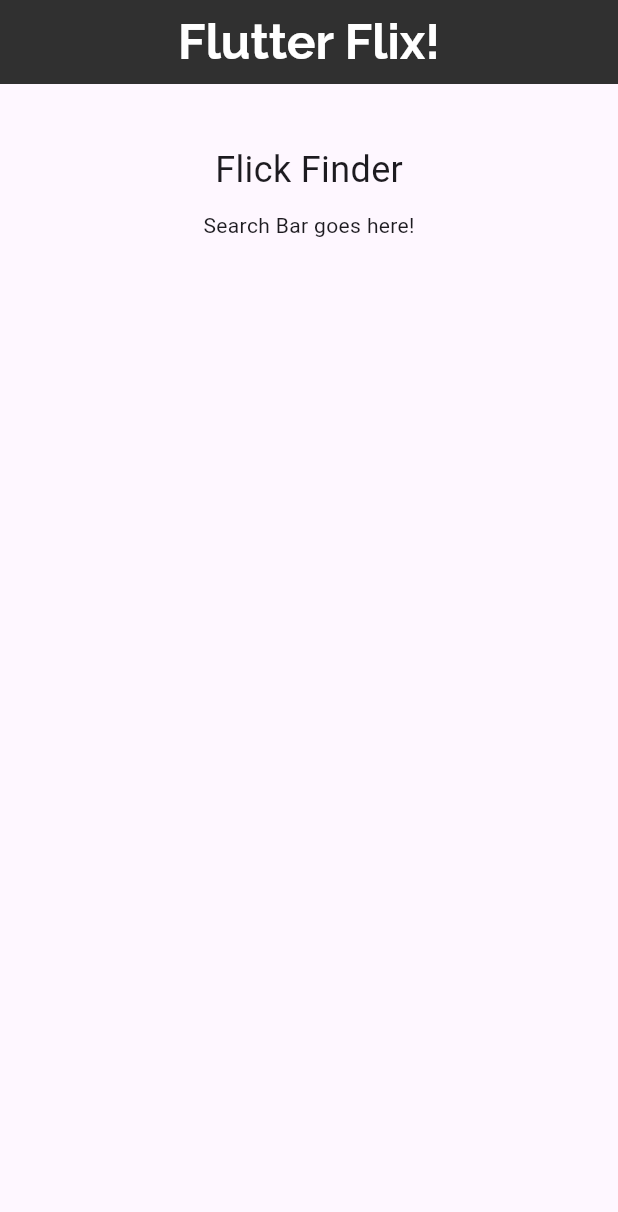
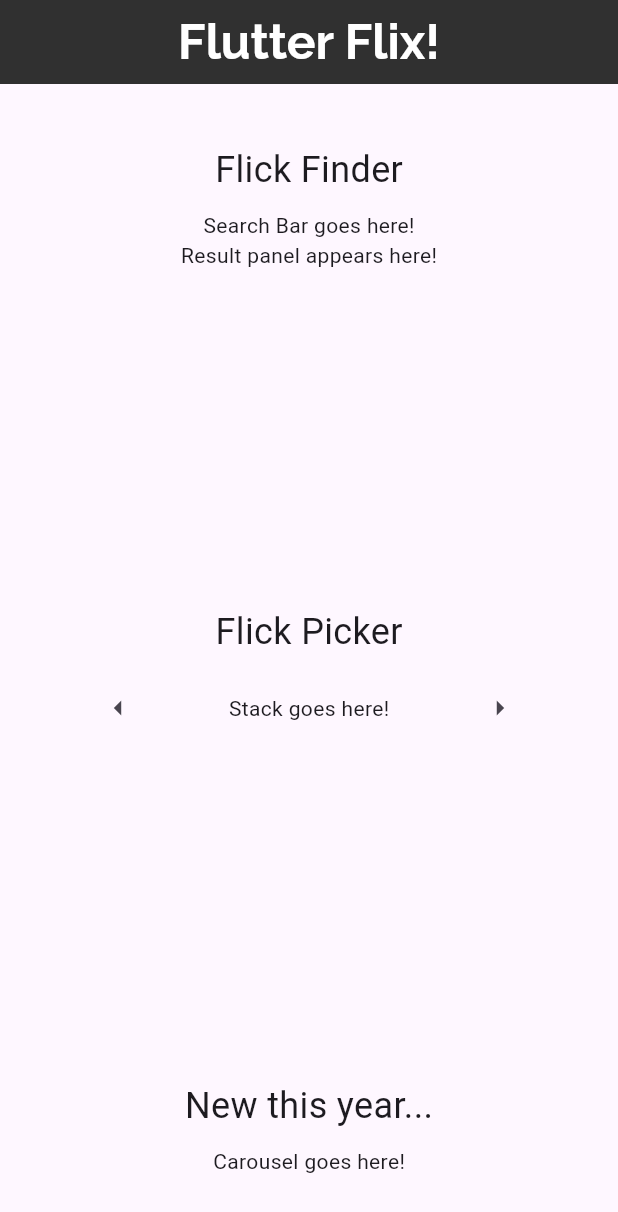
Before and after one commit to CraigAT1181/flutter_flix, a Flutter app: the screen it shows after launch, on a phone screen of 412 x 824 dp. Shown: the top 1212 px of the screen. Run offline on Flutter 3.47's test engine with Material 3 defaults, Android fonts, the light colour scheme and no system bars.

Commit message:
Swapped out Row() for Center() to be more syntactically correct as only 1 child. Added IconButtons and Text() to create a structure for Home().

```diff
--- a/lib/main.dart
+++ b/lib/main.dart
@@ -1,6 +1,6 @@
 import 'package:flutter/material.dart';
 
-void main() => runApp(MaterialApp(home: Home()));
+void main() => runApp(const MaterialApp(home: Home()));
 
 class Home extends StatelessWidget {
   const Home({super.key});
@@ -15,35 +15,75 @@ class Home extends StatelessWidget {
             color: Colors.white,
             fontWeight: FontWeight.bold,
             fontFamily: 'Raleway-Bold',
-              fontSize: 32),
+            fontSize: 32,
+          ),
         ),
         centerTitle: true,
         backgroundColor: Colors.grey[850],
       ),
-      body: const Padding(
-        padding: EdgeInsets.fromLTRB(30, 40, 30, 0),
+      body: Padding(
+        padding: const EdgeInsets.fromLTRB(30, 40, 30, 40),
         child: Column(
+          mainAxisAlignment: MainAxisAlignment.spaceBetween,
           crossAxisAlignment: CrossAxisAlignment.center,
           children: [
-              Row(
-                mainAxisAlignment: MainAxisAlignment.center,
+            const Center(
+                child: Column(
               children: [
                 Text(
                   'Flick Finder',
                   style: TextStyle(
                     fontSize: 24,
                   ),
+                ),
+                SizedBox(height: 10),
+                Text('Search Bar goes here!'),
+                Text('Result panel appears here!')
+              ],
+            )),
+            Center(
+              child: Column(
+                children: [
+                  const Text(
+                    'Flick Picker',
+                    style: TextStyle(
+                      fontSize: 24,
+                    ),
+                  ),
+                  const SizedBox(height: 10),
+                  Row(
+                    mainAxisAlignment: MainAxisAlignment.spaceAround,
+                    children: [
+                      IconButton(
+                        icon: const Icon(Icons.arrow_left),
+                        onPressed: () {},
+                      ),
+                      const Text('Stack goes here!'),
+                      IconButton(
+                        icon: const Icon(Icons.arrow_right),
+                        onPressed: () {},
+                      )
+                    ],
                   )
                 ],
               ),
+            ),
+            const Center(
+              child: Column(
+                children: [
+                  Text(
+                    'New this year...',
+                    style: TextStyle(
+                      fontSize: 24,
+                    ),
+                  ),
                   SizedBox(height: 10),
-              Row(
-                mainAxisAlignment: MainAxisAlignment.center,
-                children: [
-                  Text('Search Bar goes here!')
+                  Text('Carousel goes here!')
                 ],
-              )
-            ]),
+              ),
+            ),
+          ],
+        ),
       ),
     );
   }
```
Lines whose indentation alone changed are shown as unchanged.
